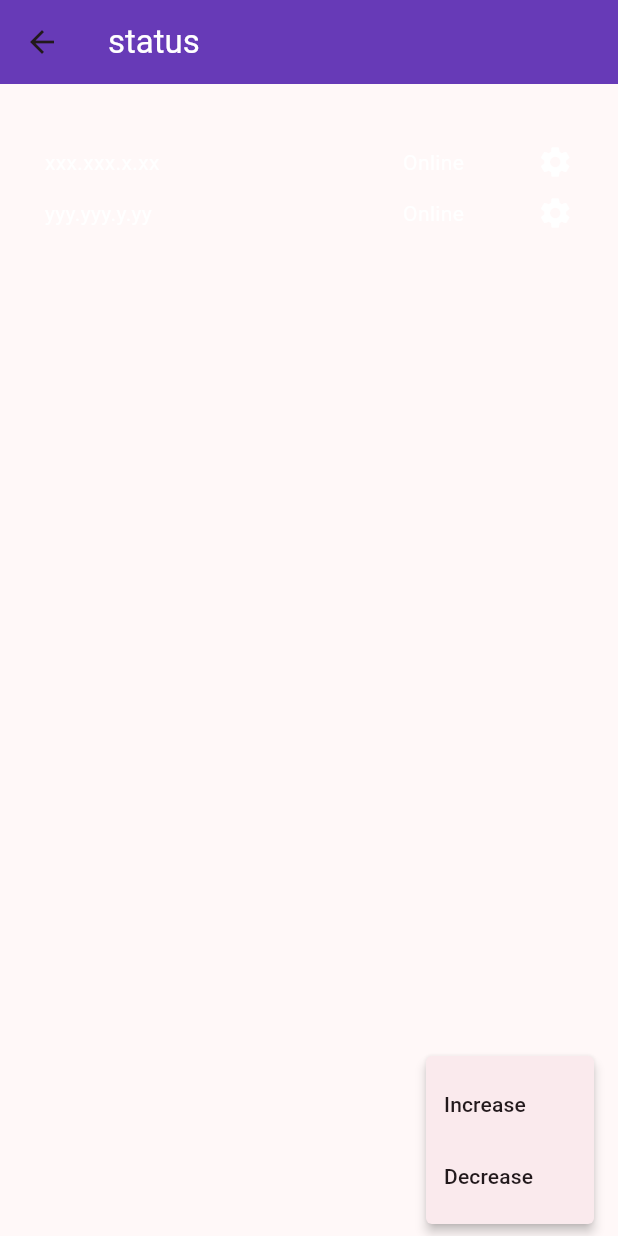
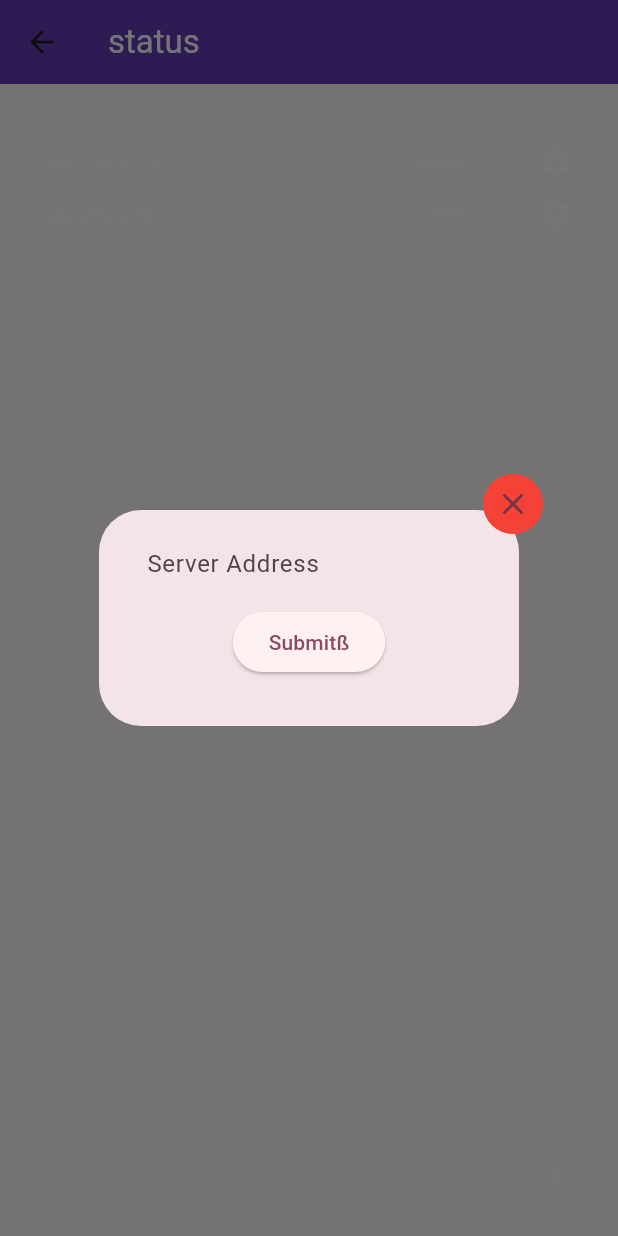
Before and after one commit to Eg3-git/server-remote-control, a Flutter app: the MyHomePage screen opened directly, after a tap on the "add" icon, on a phone screen of 412 x 824 dp. Run offline on Flutter 3.47's test engine with Material 3 defaults, Android fonts, the phone set to English and light mode, and no system bars.

Commit message:
Added form to add a server

```diff
--- a/lib/status.dart
+++ b/lib/status.dart
@@ -13,7 +13,9 @@ class MyHomePage extends StatefulWidget {
 
 class _MyHomePageState extends State<MyHomePage> {
 
-  final List<Widget> pages = [const MyHomePage(title: "Status"), const ActionPage(title: "Actions")];
+  List<Widget> pages = [const MyHomePage(title: "Status"), const ActionPage(title: "Actions")];
+  final _formKey = GlobalKey<FormState>();
+  int dropdownValue = -1;
 
   List<Server> servers = [
     Server("xxx.xxx.x.xx"),
@@ -21,6 +23,66 @@ class _MyHomePageState extends State<MyHomePage> {
   ];
 
   void nothing() {}
+
+  Future popup() {
+    return showDialog<void>(
+        context: context,
+        builder: (context) => AlertDialog(
+          content: Stack(
+            clipBehavior: Clip.none,
+            children: <Widget>[
+              Positioned(
+                right: -40,
+                top: -40,
+                child: InkResponse(
+                  onTap: () {
+                    Navigator.of(context).pop();
+                  },
+                  child: const CircleAvatar(
+                    backgroundColor: Colors.red,
+                    child: Icon(Icons.close),
+                  ),
+                ),
+              ),
+              Form(
+                key: _formKey,
+                child: Column(
+                  mainAxisSize: MainAxisSize.min,
+                  children: <Widget>[
+
+                    Padding(
+                      padding: const EdgeInsets.all(8),
+                      child: TextFormField(
+                        decoration: const InputDecoration.collapsed(hintText: "Server Address"),
+                      validator: (value) {
+                          if (value == null || value.isEmpty) {
+                            return "ERROR";
+                          }
+                          return null;
+                      },
+                      onSaved: (ad) {setState(() {
+                        servers.add(Server(ad!));
+                      });},),
+                    ),
+                    Padding(
+                      padding: const EdgeInsets.all(8),
+                      child: ElevatedButton(
+                        child: const Text('Submitß'),
+                        onPressed: () {
+                          if (_formKey.currentState!.validate()) {
+                            _formKey.currentState!.save();
+                            Navigator.of(context).pop();
+                          }
+                        },
+                      ),
+                    )
+                  ],
+                ),
+              ),
+            ],
+          ),
+        ));
+  }
 
   Widget columnBuilder() {
     return Padding(padding: const EdgeInsets.only(top: 40), child:
@@ -61,29 +123,9 @@ class _MyHomePageState extends State<MyHomePage> {
           title: Text(widget.title),
         ),
         body: SingleChildScrollView(child: Center(child: columnBuilder())),
-        floatingActionButton: PopupMenuButton<String>(
-          onSelected: (String result) {
-            switch (result) {
-              case "1":
-                nothing();
-                break;
-              case "2":
-                nothing();
-                break;
-            }
-          },
-          itemBuilder: (BuildContext context) => <PopupMenuEntry<String>>[
-            const PopupMenuItem<String>(
-              value: '1',
-              child: Text('Increase'),
-            ),
-            const PopupMenuItem<String>(
-              value: '2',
-              child: Text('Decrease'),
-            ),
-            // Add more PopupMenuItems for other options if needed
-          ],
-          child: const Icon(Icons.add),
+        floatingActionButton: IconButton(
+          icon: const Icon(Icons.add),
+          onPressed: popup,
         ),
         // This trailing comma makes auto-formatting nicer for build methods.
     );
```
